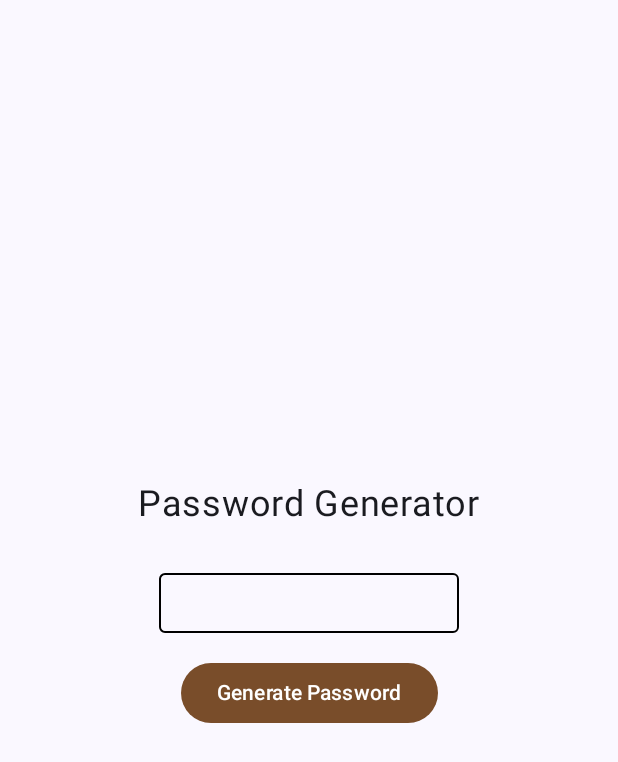
After one commit to hispanicdevian/CocoWords, an Android app built with Jetpack Compose: the composable CocoWordsLandscape shown on its own in the app's theme, on a phone screen of 412 x 824 dp. The commit adds this screen. Shown: the top 762 px of the screen. Run offline under Robolectric (Android 15) with nearby library versions, the phone set to English and light mode, and no system bars; network calls fail.

Commit message:
Added Landscape View

```diff
--- /dev/null
+++ b/app/src/main/java/com/example/cocowords/CocoWordsLandscape.kt
@@ -0,0 +1,118 @@
+package com.example.cocowords
+
+import androidx.compose.foundation.border
+import androidx.compose.foundation.layout.Arrangement
+import androidx.compose.foundation.layout.Box
+import androidx.compose.foundation.layout.Column
+import androidx.compose.foundation.layout.Spacer
+import androidx.compose.foundation.layout.fillMaxSize
+import androidx.compose.foundation.layout.fillMaxWidth
+import androidx.compose.foundation.layout.height
+import androidx.compose.foundation.layout.padding
+import androidx.compose.foundation.layout.width
+import androidx.compose.foundation.shape.RoundedCornerShape
+import androidx.compose.material3.Button
+import androidx.compose.material3.ButtonDefaults
+import androidx.compose.material3.CircularProgressIndicator
+import androidx.compose.material3.Text
+import androidx.compose.runtime.Composable
+import androidx.compose.runtime.getValue
+import androidx.compose.runtime.mutableStateOf
+import androidx.compose.runtime.remember
+import androidx.compose.runtime.setValue
+import androidx.compose.ui.Alignment.Companion.Center
+import androidx.compose.ui.Alignment.Companion.CenterHorizontally
+import androidx.compose.ui.Modifier
+import androidx.compose.ui.graphics.Color
+import androidx.compose.ui.unit.dp
+import androidx.compose.ui.unit.sp
+import com.example.cocowords.ui.theme.CocoCoolBrown
+import com.example.cocowords.ui.theme.CocoCoolGreen
+import kotlinx.coroutines.CoroutineScope
+import kotlinx.coroutines.Dispatchers
+import kotlinx.coroutines.delay
+import kotlinx.coroutines.launch
+
+@Composable
+fun CocoWordsLandscape(viewModel: CocoWordsViewModel) {
+    var generatedPassword by remember { mutableStateOf("") }
+    var isButtonEnabled by remember { mutableStateOf(true) }
+    var isLoading by remember { mutableStateOf(false) }
+
+    Box(
+        modifier = Modifier
+            .fillMaxSize()
+            .padding(bottom = 16.dp)
+    ) {
+        Column(
+            modifier = Modifier
+                .fillMaxSize()
+                .padding(16.dp),
+            verticalArrangement = Arrangement.Center,
+            horizontalAlignment = CenterHorizontally
+        ) {
+            Text("Password Generator", fontSize = 24.sp)
+
+            Spacer(modifier = Modifier.padding(16.dp))
+
+            Box(
+                modifier = Modifier
+                    .width(200.dp)
+                    .border(
+                        width = 1.dp,
+                        color = Color.Black,
+                        shape = RoundedCornerShape(4.dp)
+                    )
+                    .padding(8.dp)
+            ) {
+                Text(
+                    text = generatedPassword,
+                    fontSize = 18.sp,
+                    color = Color.Gray,
+                    modifier = Modifier.align(Center)
+                )
+            }
+
+            Spacer(modifier = Modifier.height(16.dp))
+
+            Button(
+                onClick = {
+                    if (isButtonEnabled) {
+                        isButtonEnabled = false
+                        isLoading = true // Show progress indicator
+                        CoroutineScope(Dispatchers.Default).launch {
+                            viewModel.generateRandomPassword()
+                            delay(2000) //
+                            isLoading = false // Hide progress indicator
+                            isButtonEnabled = true
+                            generatedPassword = viewModel.generatedPassword.value
+                        }
+                    }
+                },
+                enabled = isButtonEnabled,
+                colors = ButtonDefaults.buttonColors(CocoCoolBrown)
+
+            ) {
+                Text("Generate Password")
+            }
+        }
+        Column(
+            modifier = Modifier
+                .fillMaxWidth()
+                .padding(horizontal = 16.dp)
+                .align(Center)
+                .padding(bottom = 230.dp),
+            horizontalAlignment = CenterHorizontally,
+        ) {
+            if (isLoading) {
+                CircularProgressIndicator(
+                    modifier = Modifier
+                        .width(315.dp),
+                    color = CocoCoolGreen
+                )
+            }
+
+            Spacer(modifier = Modifier.padding(bottom = 32.dp))
+        }
+    }
+}
--- a/app/src/main/java/com/example/cocowords/MainActivity.kt
+++ b/app/src/main/java/com/example/cocowords/MainActivity.kt
@@ -1,5 +1,6 @@
 package com.example.cocowords
 
+import CocoWordsScreen
 import android.os.Bundle
 import androidx.activity.ComponentActivity
 import androidx.activity.compose.setContent
```
Also changed, not shown: app/src/main/java/com/example/cocowords/CocoWordsPortrait.kt (added, +117 -0 lines), app/src/main/java/com/example/cocowords/CocoWordsScreen.kt (+11 -107 lines), app/src/main/java/com/example/cocowords/ui/theme/Color.kt (+8 -0 lines).
